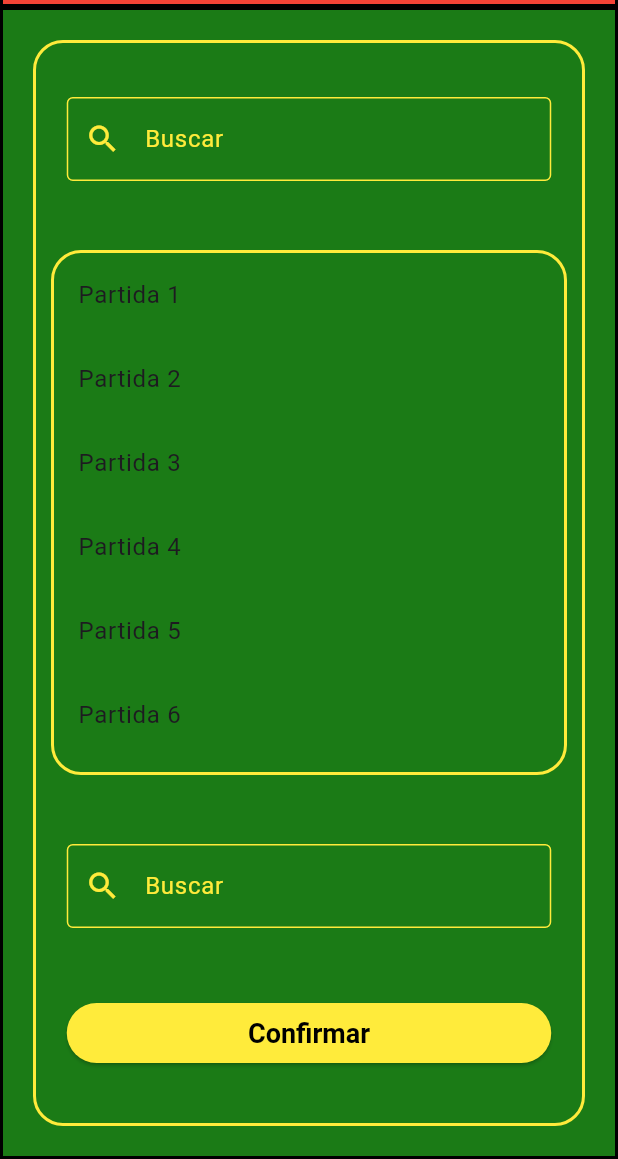
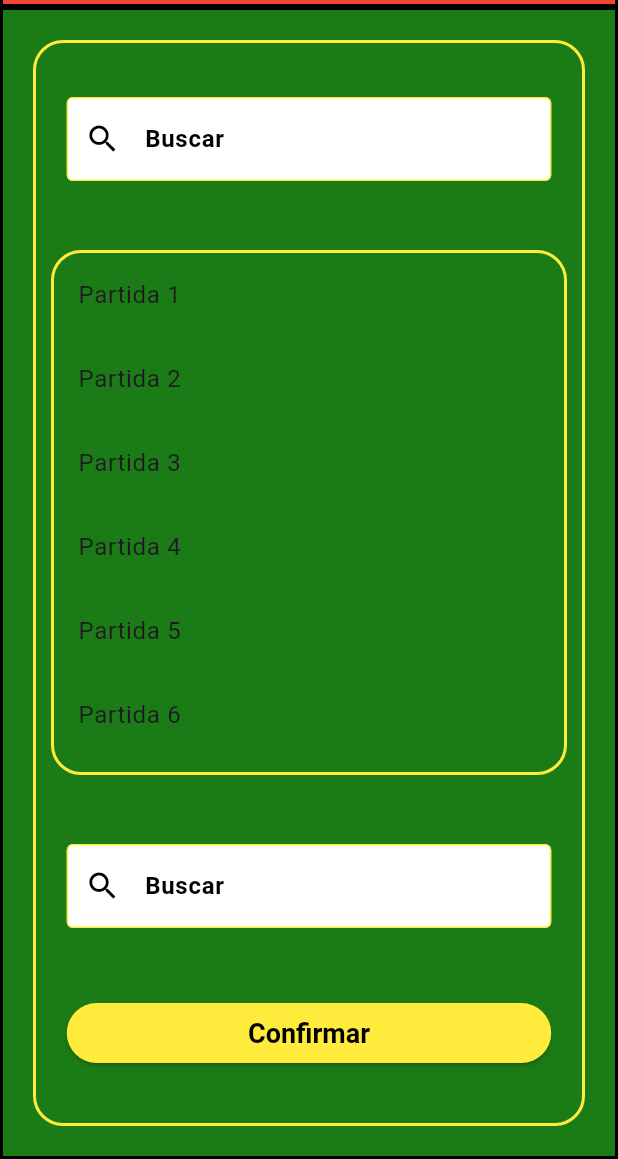
Before and after one commit to UNIZAR-30226-2024-13/Frontend-Movil, a Flutter app: the MenuUnion screen opened directly, on a phone screen of 412 x 824 dp, the part 77-1236 px from its top. Run offline on Flutter 3.47's test engine with Material 3 defaults, Android fonts, the phone set to English and light mode, and no system bars.

Commit message:
Fondos de TextFields

```diff
--- a/lib/menuCreacion.dart
+++ b/lib/menuCreacion.dart
@@ -155,9 +155,9 @@ class MenuCreacion extends StatelessWidget {
                         )
                       ),
                       labelText: 'Nombre',
-                      labelStyle: TextStyle(
-                        color: Colors.yellow
-                      )
+                      labelStyle: TextStyle(fontWeight: FontWeight.bold, color: Colors.black),
+                      filled: true,
+                      fillColor: Colors.white,
                     ),
                   ),
                 )
--- a/lib/menuUnion.dart
+++ b/lib/menuUnion.dart
@@ -167,11 +167,11 @@ class MenuUnion extends StatelessWidget {
                         )
                       ),
                       labelText: 'Buscar',
-                      labelStyle: TextStyle(
-                        color: Colors.yellow
-                      ),
+                      labelStyle: TextStyle(fontWeight: FontWeight.bold, color: Colors.black),
+                      filled: true,
+                      fillColor: Colors.white,
                       prefixIcon: Icon(Icons.search),
-                      prefixIconColor: Colors.yellow
+                      prefixIconColor: Colors.black
                     ),
                   ),
                 )
@@ -221,11 +221,11 @@ class MenuUnion extends StatelessWidget {
                         )
                       ),
                       labelText: 'Buscar',
-                      labelStyle: TextStyle(
-                        color: Colors.yellow
-                      ),
+                      labelStyle: TextStyle(fontWeight: FontWeight.bold, color: Colors.black),
+                      filled: true,
+                      fillColor: Colors.white,
                       prefixIcon: Icon(Icons.search),
-                      prefixIconColor: Colors.yellow
+                      prefixIconColor: Colors.black
                     ),
                   ),
                 )
```
